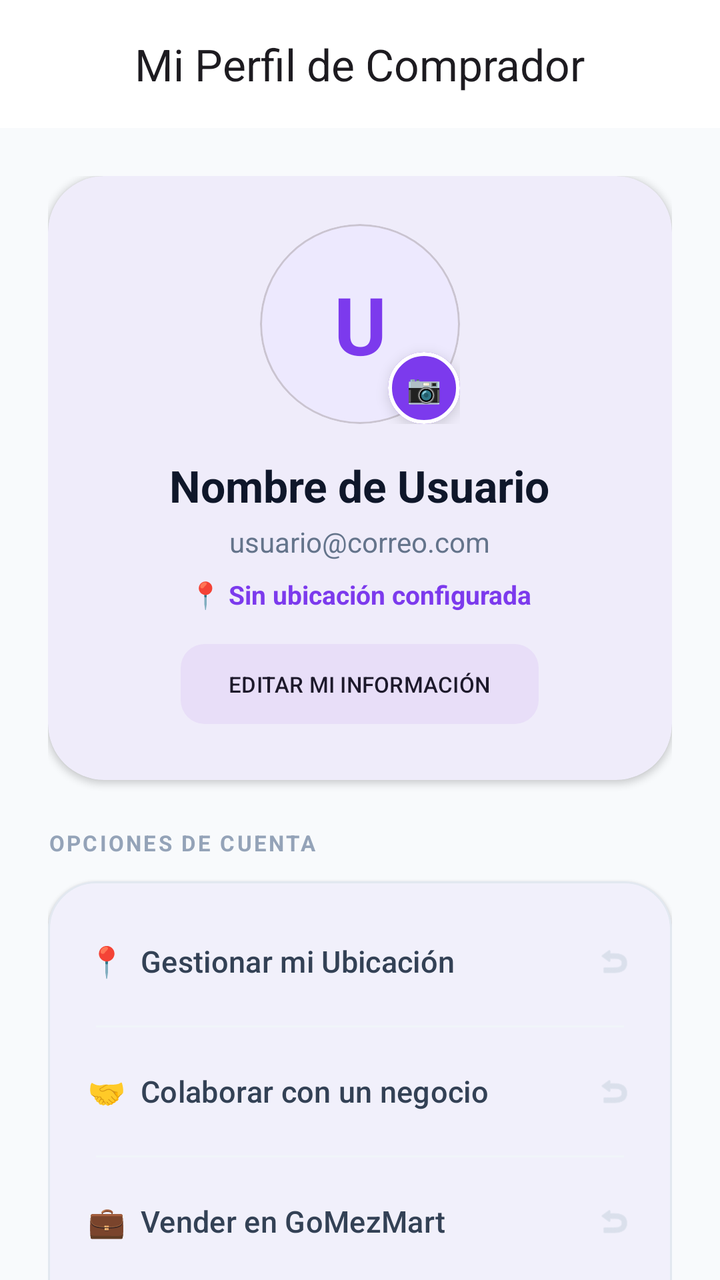
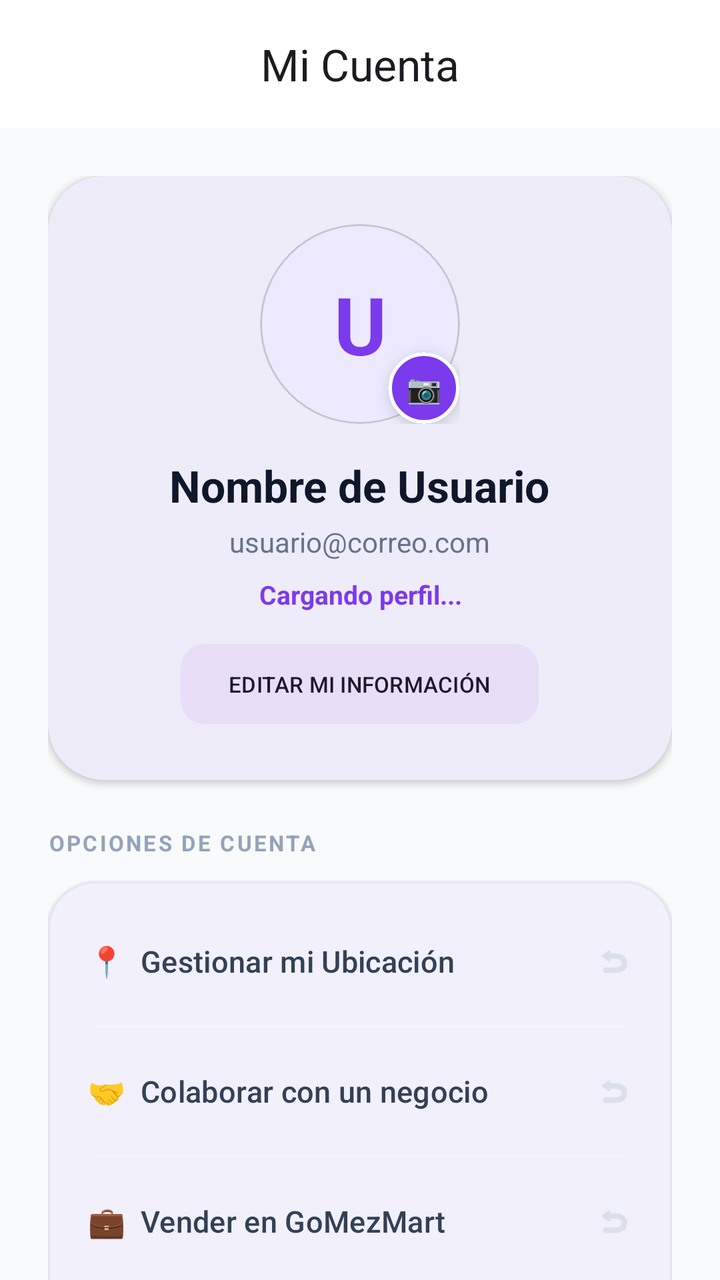

The first picture is an Android layout as it rendered before a commit; the second is the same layout after the commit. The layout source and the unified diff follow.
<!-- AndroidManifest.xml: application theme Theme.GoMezMart -->
<!-- res/layout/fragment_buyer_account.xml -->
<?xml version="1.0" encoding="utf-8"?>
<androidx.coordinatorlayout.widget.CoordinatorLayout xmlns:android="http://schemas.android.com/apk/res/android"
    xmlns:app="http://schemas.android.com/apk/res-auto"
    android:layout_width="match_parent"
    android:layout_height="match_parent"
    android:background="@color/slate_50">

    <com.google.android.material.appbar.AppBarLayout
        android:layout_width="match_parent"
        android:layout_height="wrap_content"
        android:background="@color/white"
        app:elevation="0dp">
        <com.google.android.material.appbar.MaterialToolbar
            android:id="@+id/toolbarAccount"
            android:layout_width="match_parent"
            android:layout_height="?attr/actionBarSize"
            app:title="Mi Perfil de Comprador"
            app:titleCentered="true" />
    </com.google.android.material.appbar.AppBarLayout>

    <androidx.core.widget.NestedScrollView
        android:layout_width="match_parent"
        android:layout_height="match_parent"
        app:layout_behavior="@string/appbar_scrolling_view_behavior">

        <LinearLayout
            android:layout_width="match_parent"
            android:layout_height="wrap_content"
            android:orientation="vertical"
            android:padding="24dp">

            
            <com.google.android.material.card.MaterialCardView
                android:layout_width="match_parent"
                android:layout_height="wrap_content"
                app:cardCornerRadius="28dp"
                app:cardElevation="2dp"
                app:strokeWidth="0dp"
                android:layout_marginBottom="24dp">

                <LinearLayout
                    android:layout_width="match_parent"
                    android:layout_height="wrap_content"
                    android:orientation="vertical"
                    android:padding="24dp"
                    android:gravity="center">

                    <androidx.constraintlayout.widget.ConstraintLayout
                        android:layout_width="wrap_content"
                        android:layout_height="wrap_content">

                        <com.google.android.material.card.MaterialCardView
                            android:id="@+id/cardProfileImage"
                            android:layout_width="100dp"
                            android:layout_height="100dp"
                            app:cardCornerRadius="50dp"
                            app:cardElevation="0dp"
                            app:cardBackgroundColor="@color/purple_100"
                            app:layout_constraintTop_toTopOf="parent"
                            app:layout_constraintBottom_toBottomOf="parent"
                            app:layout_constraintStart_toStartOf="parent"
                            app:layout_constraintEnd_toEndOf="parent">
                            <FrameLayout
                                android:layout_width="match_parent"
                                android:layout_height="match_parent">
                                <TextView
                                    android:id="@+id/tvProfileInitial"
                                    android:layout_width="match_parent"
                                    android:layout_height="match_parent"
                                    android:text="U"
                                    android:gravity="center"
                                    android:textSize="40sp"
                                    android:textStyle="bold"
                                    android:textColor="@color/purple_600" />
                                <ImageView
                                    android:id="@+id/ivProfileImage"
                                    android:layout_width="match_parent"
                                    android:layout_height="match_parent"
                                    android:scaleType="centerCrop"
                                    android:visibility="gone" />
                            </FrameLayout>
                        </com.google.android.material.card.MaterialCardView>

                        
                        <com.google.android.material.card.MaterialCardView
                            android:id="@+id/btnChangePhotoBadge"
                            android:layout_width="36dp"
                            android:layout_height="36dp"
                            app:cardCornerRadius="18dp"
                            app:cardElevation="4dp"
                            app:strokeWidth="2dp"
                            app:strokeColor="@color/white"
                            app:cardBackgroundColor="@color/purple_600"
                            app:layout_constraintBottom_toBottomOf="@id/cardProfileImage"
                            app:layout_constraintEnd_toEndOf="@id/cardProfileImage"
                            android:clickable="true"
                            android:focusable="true"
                            android:foreground="?attr/selectableItemBackground">
                            <TextView
                                android:layout_width="match_parent"
                                android:layout_height="match_parent"
                                android:text="📷"
                                android:textSize="14sp"
                                android:gravity="center" />
                        </com.google.android.material.card.MaterialCardView>

                    </androidx.constraintlayout.widget.ConstraintLayout>

                    <TextView
                        android:id="@+id/tvProfileName"
                        android:layout_width="wrap_content"
                        android:layout_height="wrap_content"
                        android:layout_marginTop="16dp"
                        android:text="Nombre de Usuario"
                        android:textSize="22sp"
                        android:textStyle="bold"
                        android:textColor="@color/slate_900" />

                    <TextView
                        android:id="@+id/tvProfileEmail"
                        android:layout_width="wrap_content"
                        android:layout_height="wrap_content"
                        android:layout_marginTop="4dp"
                        android:text="usuario@correo.com"
                        android:textColor="@color/slate_500"
                        android:textSize="14sp" />

                    <TextView
                        android:id="@+id/tvUserCurrentLocation"
                        android:layout_width="wrap_content"
                        android:layout_height="wrap_content"
                        android:layout_marginTop="8dp"
                        android:text="📍 Sin ubicación configurada"
                        android:textColor="@color/purple_600"
                        android:textSize="13sp"
                        android:textStyle="bold"
                        android:paddingHorizontal="16dp"
                        android:gravity="center" />

                    <com.google.android.material.button.MaterialButton
                        android:id="@+id/btnEditProfile"
                        style="@style/Widget.Material3.Button.TonalButton"
                        android:layout_width="wrap_content"
                        android:layout_height="wrap_content"
                        android:layout_marginTop="12dp"
                        android:text="EDITAR MI INFORMACIÓN"
                        android:textSize="11sp"
                        app:cornerRadius="12dp" />

                </LinearLayout>
            </com.google.android.material.card.MaterialCardView>

            <TextView
                android:layout_width="wrap_content"
                android:layout_height="wrap_content"
                android:text="OPCIONES DE CUENTA"
                android:textSize="11sp"
                android:textStyle="bold"
                android:textColor="@color/slate_400"
                android:letterSpacing="0.1"
                android:layout_marginBottom="12dp" />

            
            <com.google.android.material.card.MaterialCardView
                android:layout_width="match_parent"
                android:layout_height="wrap_content"
                app:cardCornerRadius="24dp"
                app:cardElevation="1dp"
                app:strokeWidth="1dp"
                app:strokeColor="@color/slate_200">

                <LinearLayout
                    android:layout_width="match_parent"
                    android:layout_height="wrap_content"
                    android:orientation="vertical"
                    android:padding="8dp">

                    <com.google.android.material.button.MaterialButton
                        android:id="@+id/btnSetLocation"
                        style="@style/Widget.Material3.Button.TextButton"
                        android:layout_width="match_parent"
                        android:layout_height="64dp"
                        android:text="📍  Gestionar mi Ubicación"
                        android:gravity="start|center_vertical"
                        android:textColor="@color/slate_700"
                        android:textSize="15sp"
                        app:icon="@android:drawable/ic_menu_revert"
                        app:iconGravity="end"
                        app:iconTint="@color/slate_300" />

                    <View
                        android:layout_width="match_parent"
                        android:layout_height="1dp"
                        android:layout_marginHorizontal="16dp"
                        android:background="@color/slate_100" />

                    <com.google.android.material.button.MaterialButton
                        android:id="@+id/btnCollabWithBusiness"
                        style="@style/Widget.Material3.Button.TextButton"
                        android:layout_width="match_parent"
                        android:layout_height="64dp"
                        android:text="🤝  Colaborar con un negocio"
                        android:gravity="start|center_vertical"
                        android:textColor="@color/slate_700"
                        android:textSize="15sp"
                        app:icon="@android:drawable/ic_menu_revert"
                        app:iconGravity="end"
                        app:iconTint="@color/slate_300" />

                    <View
                        android:layout_width="match_parent"
                        android:layout_height="1dp"
                        android:layout_marginHorizontal="16dp"
                        android:background="@color/slate_100" />

                    <com.google.android.material.button.MaterialButton
                        android:id="@+id/btnSwitchToSeller"
                        style="@style/Widget.Material3.Button.TextButton"
                        android:layout_width="match_parent"
                        android:layout_height="64dp"
                        android:text="💼  Vender en GoMezMart"
                        android:gravity="start|center_vertical"
                        android:textColor="@color/slate_700"
                        android:textSize="15sp"
                        app:icon="@android:drawable/ic_menu_revert"
                        app:iconGravity="end"
                        app:iconTint="@color/slate_300" />

                    <View
                        android:layout_width="match_parent"
                        android:layout_height="1dp"
                        android:layout_marginHorizontal="16dp"
                        android:background="@color/slate_100" />

                    <com.google.android.material.button.MaterialButton
                        android:id="@+id/btnLogout"
                        style="@style/Widget.Material3.Button.TextButton"
                        android:layout_width="match_parent"
                        android:layout_height="64dp"
                        android:text="🚪  Cerrar Sesión"
                        android:gravity="start|center_vertical"
                        android:textColor="@color/red_600"
                        android:textSize="15sp" />

                </LinearLayout>
            </com.google.android.material.card.MaterialCardView>

        </LinearLayout>
    </androidx.core.widget.NestedScrollView>

</androidx.coordinatorlayout.widget.CoordinatorLayout>
<!-- resources referenced by this layout -->
<resources>
  <color name="purple_100">#EDE9FE</color>
  <color name="purple_600">#7C3AED</color>
  <color name="red_600">#DC2626</color>
  <color name="slate_100">#F1F5F9</color>
  <color name="slate_200">#E2E8F0</color>
  <color name="slate_300">#CBD5E1</color>
  <color name="slate_400">#94A3B8</color>
  <color name="slate_50">#F8FAFC</color>
  <color name="slate_500">#64748B</color>
  <color name="slate_700">#334155</color>
  <color name="slate_900">#0F172A</color>
  <color name="white">#FFFFFFFF</color>
  <style name="Theme.GoMezMart" parent="Base.Theme.GoMezMart" />
  <style name="Base.Theme.GoMezMart" parent="Theme.Material3.DayNight.NoActionBar">
          <item name="colorPrimary">@color/purple_600</item>
          <item name="colorOnPrimary">@color/white</item>
          <item name="colorSecondary">@color/indigo_500</item>
          <item name="colorSurface">@color/slate_50</item>
          <item name="colorOnSurface">@color/slate_900</item>
          <item name="colorOnSurfaceVariant">@color/slate_500</item>
          <item name="colorSurfaceContainer">@color/white</item>
          <item name="android:windowBackground">@color/slate_50</item>
      </style>
  <color name="indigo_500">#6366F1</color>
</resources>

<!-- the commit's change to res/layout/fragment_buyer_account.xml (unified diff, before → after) -->
@@ -14,7 +14,7 @@
             android:id="@+id/toolbarAccount"
             android:layout_width="match_parent"
             android:layout_height="?attr/actionBarSize"
-            app:title="Mi Perfil de Comprador"
+            app:title="Mi Cuenta"
             app:titleCentered="true" />
     </com.google.android.material.appbar.AppBarLayout>
 
@@ -126,11 +126,11 @@
                         android:textSize="14sp" />
 
                     <TextView
-                        android:id="@+id/tvUserCurrentLocation"
+                        android:id="@+id/tvUserAccountType"
                         android:layout_width="wrap_content"
                         android:layout_height="wrap_content"
                         android:layout_marginTop="8dp"
-                        android:text="📍 Sin ubicación configurada"
+                        android:text="Cargando perfil..."
                         android:textColor="@color/purple_600"
                         android:textSize="13sp"
                         android:textStyle="bold"
@@ -227,6 +227,28 @@
                         app:iconTint="@color/slate_300" />
 
                     <View
+                        android:id="@+id/dividerSwitchRole"
+                        android:layout_width="match_parent"
+                        android:layout_height="1dp"
+                        android:layout_marginHorizontal="16dp"
+                        android:background="@color/slate_100"
+                        android:visibility="gone" />
+
+                    <com.google.android.material.button.MaterialButton
+                        android:id="@+id/btnRevertToBuyer"
+                        style="@style/Widget.Material3.Button.TextButton"
+                        android:layout_width="match_parent"
+                        android:layout_height="64dp"
+                        android:text="🔄  Volver a modo Comprador"
+                        android:gravity="start|center_vertical"
+                        android:textColor="@color/purple_600"
+                        android:textSize="15sp"
+                        android:visibility="gone"
+                        app:icon="@android:drawable/ic_menu_revert"
+                        app:iconGravity="end"
+                        app:iconTint="@color/slate_300" />
+
+                    <View
                         android:layout_width="match_parent"
                         android:layout_height="1dp"
                         android:layout_marginHorizontal="16dp"
